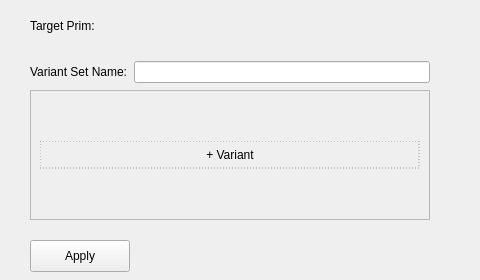
Old version of the form src/gui.ui in the repository nMDaas/USD_Switchboard.
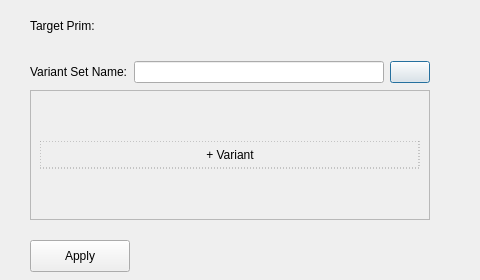
New version of the form.

The edit to the form file:
```diff
--- a/src/gui.ui
+++ b/src/gui.ui
@@ -57,6 +57,9 @@
                 <item row="0" column="1">
                     <widget class="QLineEdit" name="vs_name_input"></widget>
                 </item>
+                <item row="0" column="2">
+                    <widget class="QPushButton" name="vs_remove"></widget>
+                </item>
                 
             </layout>
         </widget>
```
